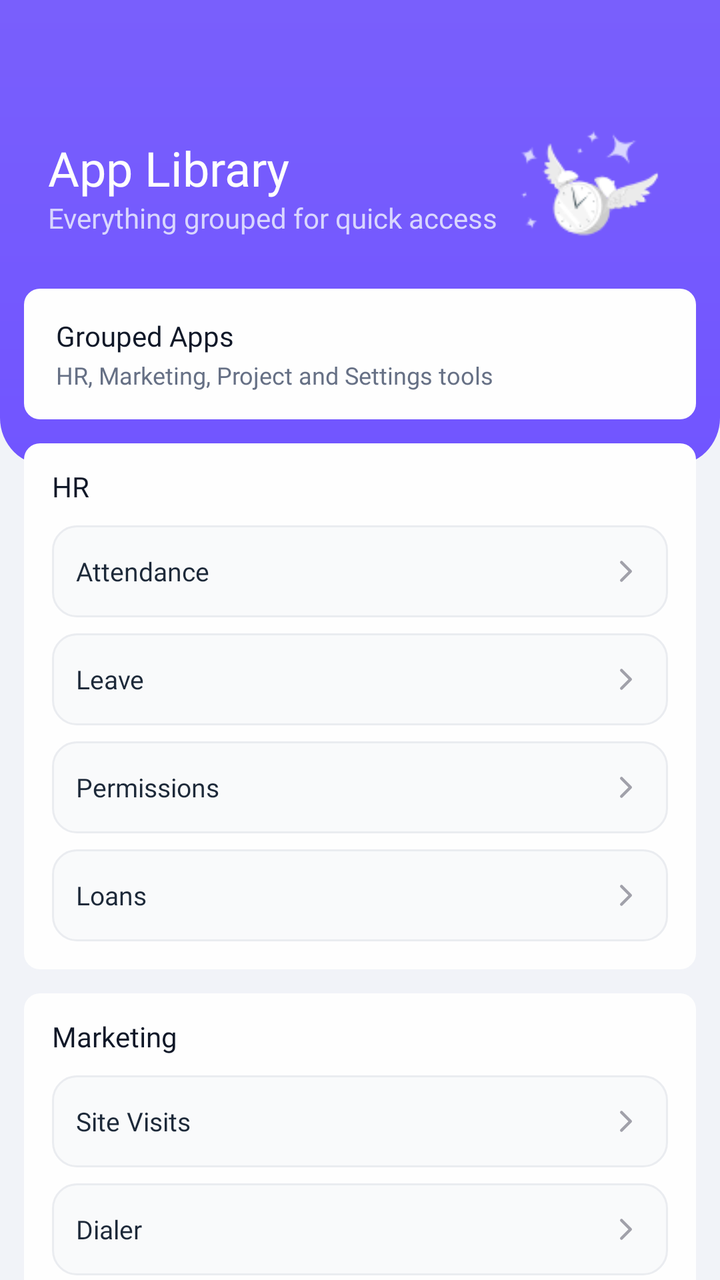
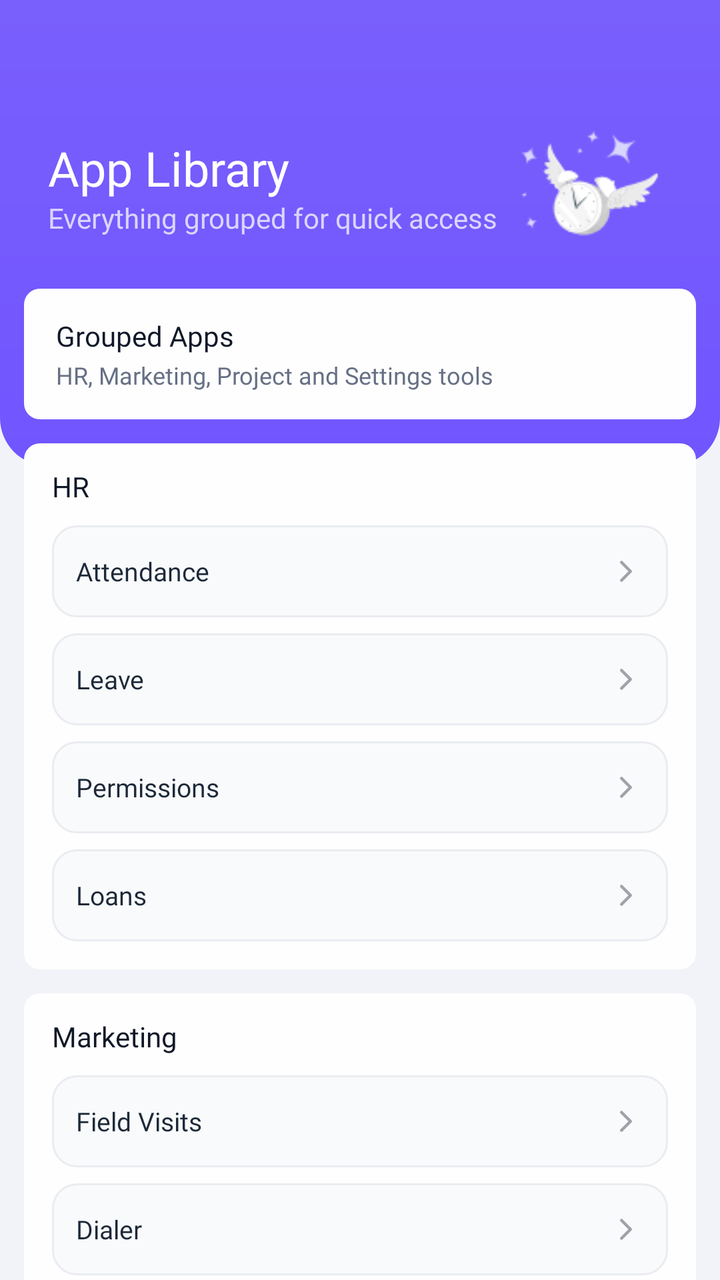

Screens rendered from an Android XML layout before and after an edit, with the pre-edit source and the edit as a unified diff.
<!-- AndroidManifest.xml: application theme Theme.Mconnect -->
<!-- res/layout/fragment_app_library.xml -->
<?xml version="1.0" encoding="utf-8"?>
<FrameLayout xmlns:android="http://schemas.android.com/apk/res/android"
    android:layout_width="match_parent"
    android:layout_height="match_parent"
    android:background="#F1F3F8">

    <androidx.core.widget.NestedScrollView
        android:layout_width="match_parent"
        android:layout_height="match_parent"
        android:fillViewport="true"
        android:overScrollMode="never">

        <LinearLayout
            android:layout_width="match_parent"
            android:layout_height="wrap_content"
            android:orientation="vertical"
            android:paddingBottom="14dp">

            <FrameLayout
                android:layout_width="match_parent"
                android:layout_height="233dp"
                android:background="@drawable/bg_attendance_header_gradient">

                <LinearLayout
                    android:layout_width="234dp"
                    android:layout_height="wrap_content"
                    android:layout_gravity="top|start"
                    android:layout_marginStart="24dp"
                    android:layout_marginTop="71dp"
                    android:orientation="vertical">

                    <TextView
                        android:layout_width="wrap_content"
                        android:layout_height="wrap_content"
                        android:fontFamily="@font/inter_semibold"
                        android:includeFontPadding="false"
                        android:text="App Library"
                        android:textColor="#FEFEFE"
                        android:textSize="24sp" />

                    <TextView
                        android:layout_width="wrap_content"
                        android:layout_height="wrap_content"
                        android:layout_marginTop="2dp"
                        android:fontFamily="@font/inter_medium"
                        android:includeFontPadding="false"
                        android:text="Everything grouped for quick access"
                        android:textColor="#D9D6FE"
                        android:textSize="14sp" />
                </LinearLayout>

                <ImageView
                    android:layout_width="79dp"
                    android:layout_height="79dp"
                    android:layout_gravity="top|end"
                    android:layout_marginTop="57dp"
                    android:layout_marginEnd="22dp"
                    android:contentDescription="@null"
                    android:scaleType="fitCenter"
                    android:src="@drawable/group_icon" />
            </FrameLayout>

            <LinearLayout
                android:layout_width="match_parent"
                android:layout_height="wrap_content"
                android:layout_marginTop="-89dp"
                android:orientation="vertical"
                android:paddingHorizontal="12dp">

                <LinearLayout
                    android:layout_width="match_parent"
                    android:layout_height="wrap_content"
                    android:background="@drawable/bg_attendance_card"
                    android:orientation="vertical"
                    android:paddingStart="16dp"
                    android:paddingTop="14dp"
                    android:paddingEnd="16dp"
                    android:paddingBottom="14dp">

                    <TextView
                        android:layout_width="wrap_content"
                        android:layout_height="wrap_content"
                        android:fontFamily="@font/inter_semibold"
                        android:text="Grouped Apps"
                        android:textColor="#101828"
                        android:textSize="14sp" />

                    <TextView
                        android:layout_width="wrap_content"
                        android:layout_height="wrap_content"
                        android:layout_marginTop="2dp"
                        android:fontFamily="@font/inter_regular"
                        android:text="HR, Marketing, Project and Settings tools"
                        android:textColor="#667085"
                        android:textSize="12sp" />
                </LinearLayout>

                <LinearLayout
                    android:layout_width="match_parent"
                    android:layout_height="wrap_content"
                    android:layout_marginTop="12dp"
                    android:background="@drawable/bg_attendance_card"
                    android:orientation="vertical"
                    android:paddingStart="14dp"
                    android:paddingTop="12dp"
                    android:paddingEnd="14dp"
                    android:paddingBottom="14dp">

                    <TextView
                        android:layout_width="wrap_content"
                        android:layout_height="wrap_content"
                        android:fontFamily="@font/inter_semibold"
                        android:text="HR"
                        android:textColor="#101828"
                        android:textSize="14sp" />

                    <LinearLayout
                        android:id="@+id/itemHrAttendance"
                        android:layout_width="match_parent"
                        android:layout_height="46dp"
                        android:layout_marginTop="10dp"
                        android:background="@drawable/bg_attendance_history_inner"
                        android:clickable="true"
                        android:focusable="true"
                        android:gravity="center_vertical"
                        android:orientation="horizontal"
                        android:paddingHorizontal="12dp">

                        <TextView
                            android:layout_width="0dp"
                            android:layout_height="wrap_content"
                            android:layout_weight="1"
                            android:fontFamily="@font/inter_medium"
                            android:text="Attendance"
                            android:textColor="#1D2939"
                            android:textSize="13sp" />

                        <ImageView
                            android:layout_width="18dp"
                            android:layout_height="18dp"
                            android:contentDescription="@null"
                            android:src="@drawable/ic_chevron_right" />
                    </LinearLayout>

                    <LinearLayout
                        android:id="@+id/itemHrLeave"
                        android:layout_width="match_parent"
                        android:layout_height="46dp"
                        android:layout_marginTop="8dp"
                        android:background="@drawable/bg_attendance_history_inner"
                        android:clickable="true"
                        android:focusable="true"
                        android:gravity="center_vertical"
                        android:orientation="horizontal"
                        android:paddingHorizontal="12dp">

                        <TextView
                            android:layout_width="0dp"
                            android:layout_height="wrap_content"
                            android:layout_weight="1"
                            android:fontFamily="@font/inter_medium"
                            android:text="Leave"
                            android:textColor="#1D2939"
                            android:textSize="13sp" />

                        <ImageView
                            android:layout_width="18dp"
                            android:layout_height="18dp"
                            android:contentDescription="@null"
                            android:src="@drawable/ic_chevron_right" />
                    </LinearLayout>

                    <LinearLayout
                        android:id="@+id/itemHrPermissions"
                        android:layout_width="match_parent"
                        android:layout_height="46dp"
                        android:layout_marginTop="8dp"
                        android:background="@drawable/bg_attendance_history_inner"
                        android:clickable="true"
                        android:focusable="true"
                        android:gravity="center_vertical"
                        android:orientation="horizontal"
                        android:paddingHorizontal="12dp">

                        <TextView
                            android:layout_width="0dp"
                            android:layout_height="wrap_content"
                            android:layout_weight="1"
                            android:fontFamily="@font/inter_medium"
                            android:text="Permissions"
                            android:textColor="#1D2939"
                            android:textSize="13sp" />

                        <ImageView
                            android:layout_width="18dp"
                            android:layout_height="18dp"
                            android:contentDescription="@null"
                            android:src="@drawable/ic_chevron_right" />
                    </LinearLayout>

                    <LinearLayout
                        android:id="@+id/itemHrLoans"
                        android:layout_width="match_parent"
                        android:layout_height="46dp"
                        android:layout_marginTop="8dp"
                        android:background="@drawable/bg_attendance_history_inner"
                        android:clickable="true"
                        android:focusable="true"
                        android:gravity="center_vertical"
                        android:orientation="horizontal"
                        android:paddingHorizontal="12dp">

                        <TextView
                            android:layout_width="0dp"
                            android:layout_height="wrap_content"
                            android:layout_weight="1"
                            android:fontFamily="@font/inter_medium"
                            android:text="Loans"
                            android:textColor="#1D2939"
                            android:textSize="13sp" />

                        <ImageView
                            android:layout_width="18dp"
                            android:layout_height="18dp"
                            android:contentDescription="@null"
                            android:src="@drawable/ic_chevron_right" />
                    </LinearLayout>
                </LinearLayout>

                <LinearLayout
                    android:layout_width="match_parent"
                    android:layout_height="wrap_content"
                    android:layout_marginTop="12dp"
                    android:background="@drawable/bg_attendance_card"
                    android:orientation="vertical"
                    android:paddingStart="14dp"
                    android:paddingTop="12dp"
                    android:paddingEnd="14dp"
                    android:paddingBottom="14dp">

                    <TextView
                        android:layout_width="wrap_content"
                        android:layout_height="wrap_content"
                        android:fontFamily="@font/inter_semibold"
                        android:text="Marketing"
                        android:textColor="#101828"
                        android:textSize="14sp" />

                    <LinearLayout
                        android:id="@+id/itemMarketingSiteVisits"
                        android:layout_width="match_parent"
                        android:layout_height="46dp"
                        android:layout_marginTop="10dp"
                        android:background="@drawable/bg_attendance_history_inner"
                        android:clickable="true"
                        android:focusable="true"
                        android:gravity="center_vertical"
                        android:orientation="horizontal"
                        android:paddingHorizontal="12dp">

                        <TextView
                            android:layout_width="0dp"
                            android:layout_height="wrap_content"
                            android:layout_weight="1"
                            android:fontFamily="@font/inter_medium"
                            android:text="Site Visits"
                            android:textColor="#1D2939"
                            android:textSize="13sp" />

                        <ImageView
                            android:layout_width="18dp"
                            android:layout_height="18dp"
                            android:contentDescription="@null"
                            android:src="@drawable/ic_chevron_right" />
                    </LinearLayout>

                    <LinearLayout
                        android:id="@+id/itemMarketingDialer"
                        android:layout_width="match_parent"
                        android:layout_height="46dp"
                        android:layout_marginTop="8dp"
                        android:background="@drawable/bg_attendance_history_inner"
                        android:clickable="true"
                        android:focusable="true"
                        android:gravity="center_vertical"
                        android:orientation="horizontal"
                        android:paddingHorizontal="12dp">

                        <TextView
                            android:layout_width="0dp"
                            android:layout_height="wrap_content"
                            android:layout_weight="1"
                            android:fontFamily="@font/inter_medium"
                            android:text="Dialer"
                            android:textColor="#1D2939"
                            android:textSize="13sp" />

                        <ImageView
                            android:layout_width="18dp"
                            android:layout_height="18dp"
                            android:contentDescription="@null"
                            android:src="@drawable/ic_chevron_right" />
                    </LinearLayout>

                    <LinearLayout
                        android:id="@+id/itemMarketingMyLeads"
                        android:layout_width="match_parent"
                        android:layout_height="46dp"
                        android:layout_marginTop="8dp"
                        android:background="@drawable/bg_attendance_history_inner"
                        android:clickable="true"
                        android:focusable="true"
                        android:gravity="center_vertical"
                        android:orientation="horizontal"
                        android:paddingHorizontal="12dp">

                        <TextView
                            android:layout_width="0dp"
                            android:layout_height="wrap_content"
                            android:layout_weight="1"
                            android:fontFamily="@font/inter_medium"
                            android:text="My Leads"
                            android:textColor="#1D2939"
                            android:textSize="13sp" />

                        <ImageView
                            android:layout_width="18dp"
                            android:layout_height="18dp"
                            android:contentDescription="@null"
                            android:src="@drawable/ic_chevron_right" />
                    </LinearLayout>
                </LinearLayout>

                <LinearLayout
                    android:layout_width="match_parent"
                    android:layout_height="wrap_content"
                    android:layout_marginTop="12dp"
                    android:background="@drawable/bg_attendance_card"
                    android:orientation="vertical"
                    android:paddingStart="14dp"
                    android:paddingTop="12dp"
                    android:paddingEnd="14dp"
                    android:paddingBottom="14dp">

                    <TextView
                        android:layout_width="wrap_content"
                        android:layout_height="wrap_content"
                        android:fontFamily="@font/inter_semibold"
                        android:text="Project Mgmt"
                        android:textColor="#101828"
                        android:textSize="14sp" />

                    <LinearLayout
                        android:id="@+id/itemProjectTasks"
                        android:layout_width="match_parent"
                        android:layout_height="46dp"
                        android:layout_marginTop="10dp"
                        android:background="@drawable/bg_attendance_history_inner"
                        android:clickable="true"
                        android:focusable="true"
                        android:gravity="center_vertical"
                        android:orientation="horizontal"
                        android:paddingHorizontal="12dp">

                        <TextView
                            android:layout_width="0dp"
                            android:layout_height="wrap_content"
                            android:layout_weight="1"
                            android:fontFamily="@font/inter_medium"
                            android:text="Tasks"
                            android:textColor="#1D2939"
                            android:textSize="13sp" />

                        <ImageView
                            android:layout_width="18dp"
                            android:layout_height="18dp"
                            android:contentDescription="@null"
                            android:src="@drawable/ic_chevron_right" />
                    </LinearLayout>
                </LinearLayout>

                <LinearLayout
                    android:layout_width="match_parent"
                    android:layout_height="wrap_content"
                    android:layout_marginTop="12dp"
                    android:background="@drawable/bg_attendance_card"
                    android:orientation="vertical"
                    android:paddingStart="14dp"
                    android:paddingTop="12dp"
                    android:paddingEnd="14dp"
                    android:paddingBottom="14dp">

                    <TextView
                        android:layout_width="wrap_content"
                        android:layout_height="wrap_content"
                        android:fontFamily="@font/inter_semibold"
                        android:text="Settings"
                        android:textColor="#101828"
                        android:textSize="14sp" />

                    <LinearLayout
                        android:id="@+id/itemSettings"
                        android:layout_width="match_parent"
                        android:layout_height="46dp"
                        android:layout_marginTop="10dp"
                        android:background="@drawable/bg_attendance_history_inner"
                        android:clickable="true"
                        android:focusable="true"
                        android:gravity="center_vertical"
                        android:orientation="horizontal"
                        android:paddingHorizontal="12dp">

                        <TextView
                            android:layout_width="0dp"
                            android:layout_height="wrap_content"
                            android:layout_weight="1"
                            android:fontFamily="@font/inter_medium"
                            android:text="Settings"
                            android:textColor="#1D2939"
                            android:textSize="13sp" />

                        <ImageView
                            android:layout_width="18dp"
                            android:layout_height="18dp"
                            android:contentDescription="@null"
                            android:src="@drawable/ic_chevron_right" />
                    </LinearLayout>
                </LinearLayout>
            </LinearLayout>
        </LinearLayout>
    </androidx.core.widget.NestedScrollView>
</FrameLayout>
<!-- resources referenced by this layout -->
<resources>
  <!-- drawable bg_attendance_card (drawable) -->
  <?xml version="1.0" encoding="utf-8"?>
  <shape xmlns:android="http://schemas.android.com/apk/res/android" android:shape="rectangle">
      <solid android:color="#FEFEFE" />
      <corners android:radius="8dp" />
  </shape>
  <!-- drawable bg_attendance_header_gradient (drawable) -->
  <?xml version="1.0" encoding="utf-8"?>
  <shape xmlns:android="http://schemas.android.com/apk/res/android" android:shape="rectangle">
      <gradient
          android:angle="270"
          android:startColor="#795FFC"
          android:endColor="#7155FF"
          android:type="linear" />
      <corners
          android:bottomLeftRadius="24dp"
          android:bottomRightRadius="24dp" />
  </shape>
  <!-- drawable bg_attendance_history_inner (drawable) -->
  <?xml version="1.0" encoding="utf-8"?>
  <shape xmlns:android="http://schemas.android.com/apk/res/android" android:shape="rectangle">
      <solid android:color="#F9FAFB" />
      <corners android:radius="12dp" />
      <stroke
          android:width="1dp"
          android:color="#EAECF0" />
  </shape>
  <!-- drawable ic_chevron_right (drawable) -->
  <?xml version="1.0" encoding="utf-8"?>
  <vector xmlns:android="http://schemas.android.com/apk/res/android"
      android:width="24dp"
      android:height="24dp"
      android:viewportWidth="24"
      android:viewportHeight="24"
      android:tint="?attr/colorForegroundMuted">
      <path
          android:pathData="M9,18L15,12L9,6"
          android:strokeWidth="2"
          android:strokeColor="@android:color/white"
          android:strokeLineCap="round"
          android:strokeLineJoin="round" />
  </vector>
  <color name="lt_accent_primary">#FF7C3AED</color>
  <color name="lt_accent_secondary">#FFA855F7</color>
  <color name="lt_foreground_inverse">#FFFFFFFF</color>
  <color name="lt_surface_primary">#FFFFFFFF</color>
  <color name="lt_surface_secondary">#FFF4F4F5</color>
  <color name="lt_foreground_primary">#FF18181B</color>
  <color name="lt_accent_primary_hover">#FF6D28D9</color>
  <color name="lt_surface_tertiary">#FFE4E4E7</color>
  <color name="lt_surface_inverse">#FF18181B</color>
  <color name="lt_foreground_secondary">#FF52525B</color>
  <color name="lt_foreground_muted">#FFA1A1AA</color>
  <color name="lt_border">#FFE4E4E7</color>
  <color name="lt_border_light">#FFF4F4F5</color>
  <color name="lt_error">#FFDC2626</color>
  <color name="lt_success">#FF16A34A</color>
  <color name="lt_warning">#FFD97706</color>
  <color name="lt_info">#FF2563EB</color>
  <color name="lt_accent_light">#FFEDE9FE</color>
  <color name="lt_success_light">#FFDCFCE7</color>
  <color name="lt_warning_light">#FFFEF3C7</color>
  <color name="lt_error_light">#FFFEE2E2</color>
  <color name="lt_info_light">#FFDBEAFE</color>
  <!-- unchanged entries left out for length: 2 -->
</resources>

<!-- the commit's change to res/layout/fragment_app_library.xml (unified diff, before → after) -->
@@ -263,7 +263,7 @@
                             android:layout_height="wrap_content"
                             android:layout_weight="1"
                             android:fontFamily="@font/inter_medium"
-                            android:text="Site Visits"
+                            android:text="Field Visits"
                             android:textColor="#1D2939"
                             android:textSize="13sp" />
 
